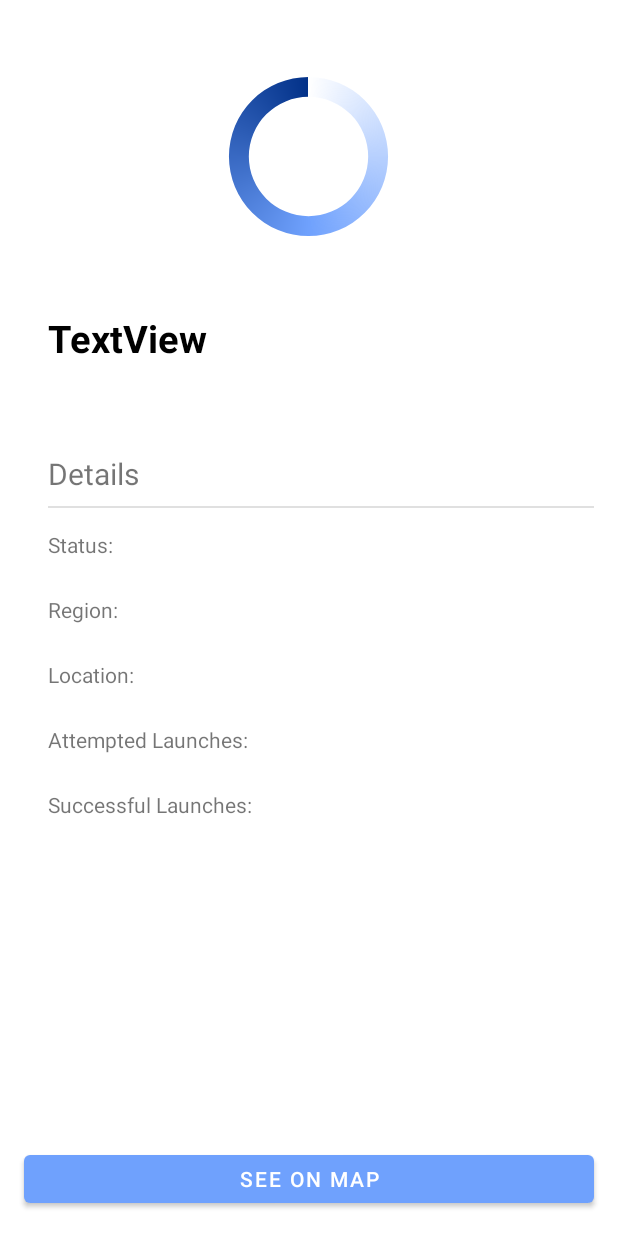
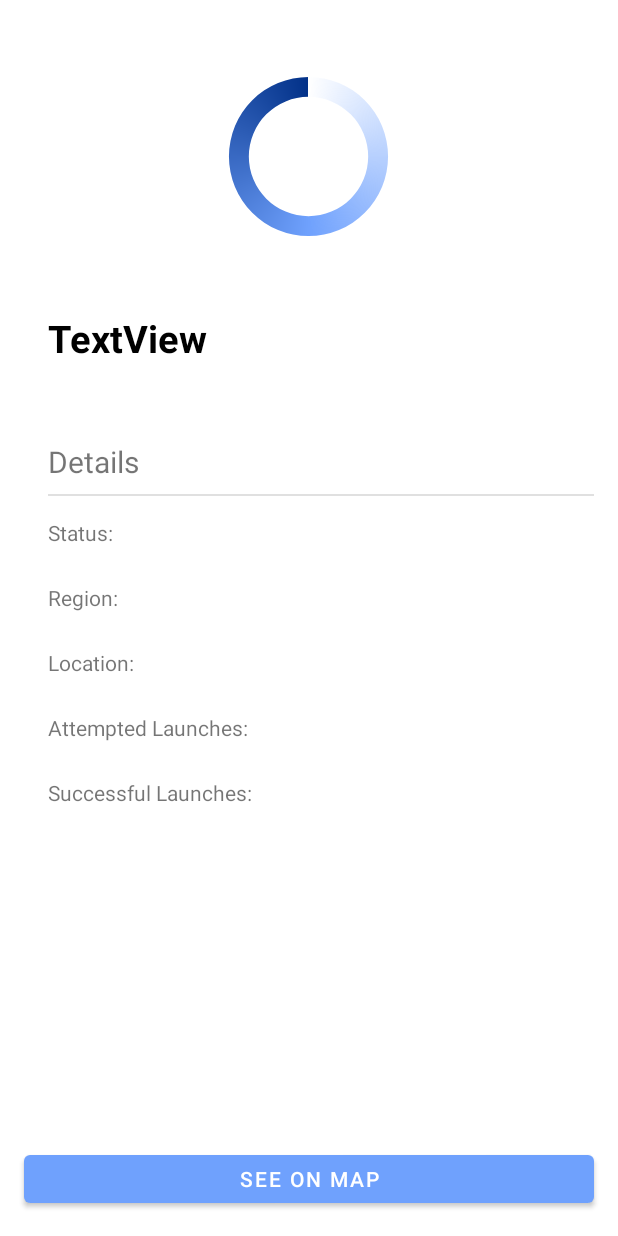
Before and after one commit to SzajnaGitHub/SpaceX, an Android app: the layout activity_single_launchad.xml on its own in the app's theme, with its tools: preview values and no code run, on a phone screen of 412 x 824 dp. Run offline under Robolectric (Android 15) with nearby library versions, the phone set to English and light mode, and no system bars.

Commit message:
final version

```diff
--- a/app/src/main/res/layout-land/activity_single_launchad.xml
+++ b/app/src/main/res/layout-land/activity_single_launchad.xml
@@ -249,7 +249,6 @@
         app:layout_constraintTop_toTopOf="@+id/imageView"
         app:layout_constraintVertical_bias="0.369" />
 
-
     <Button
         android:id="@+id/goToMapButton"
         android:layout_width="0dp"
@@ -264,4 +263,5 @@
         app:layout_constraintStart_toStartOf="parent" />
 
 
+
 </androidx.constraintlayout.widget.ConstraintLayout>
--- a/app/src/main/res/layout/activity_single_launchad.xml
+++ b/app/src/main/res/layout/activity_single_launchad.xml
@@ -55,7 +55,6 @@
                 android:layout_height="wrap_content"
                 android:layout_marginStart="32dp"
                 android:layout_marginLeft="32dp"
-                android:layout_marginTop="8dp"
                 android:layout_marginEnd="16dp"
                 android:layout_marginRight="16dp"
                 app:layout_constraintEnd_toEndOf="parent"
```
